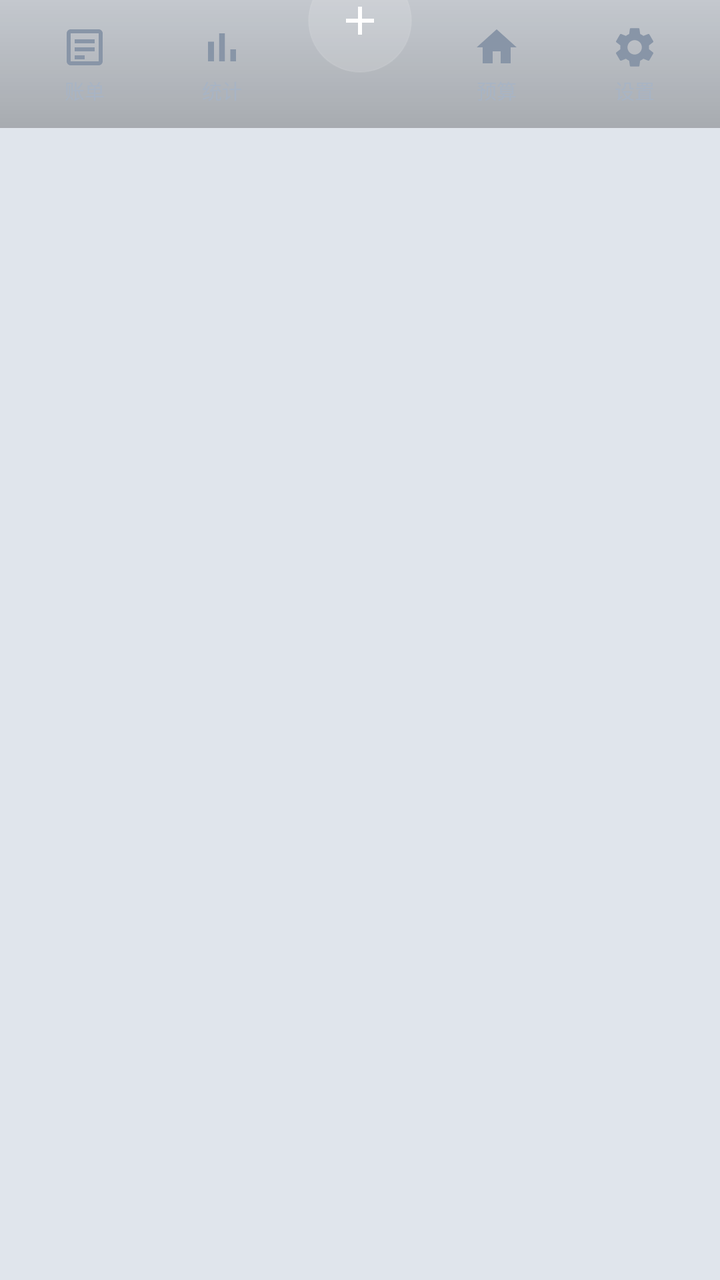
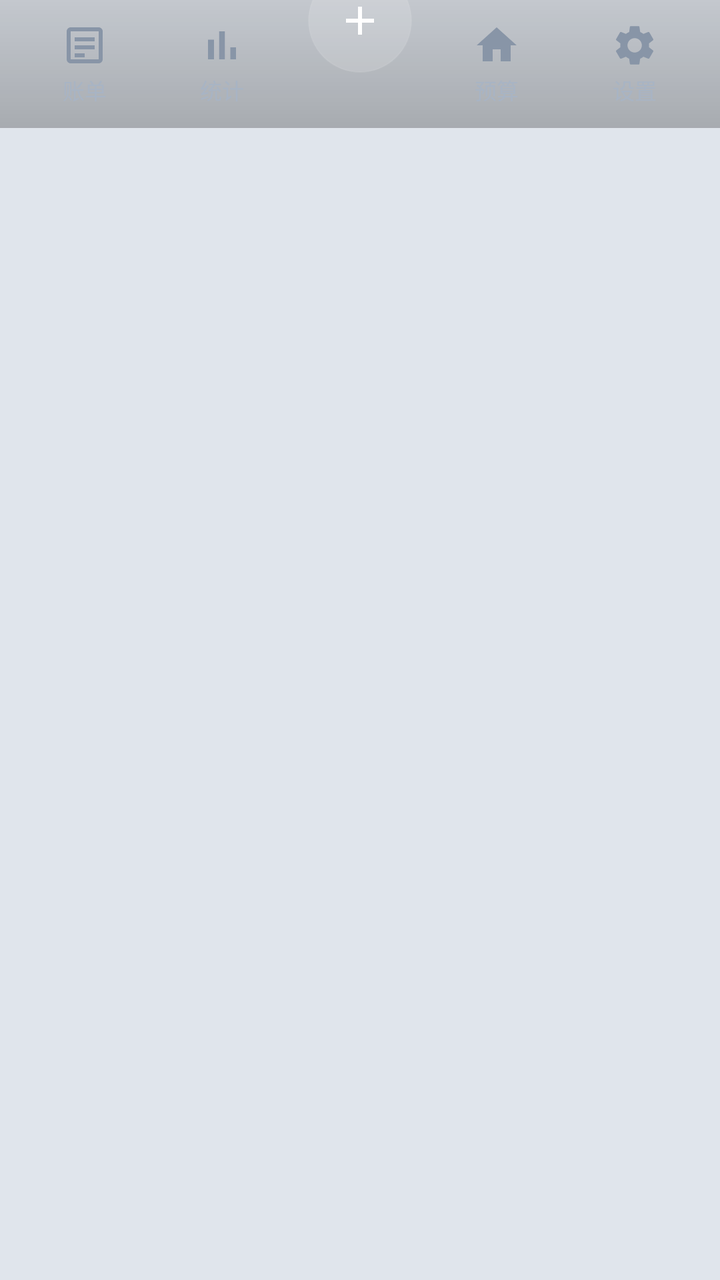

Two renders of the same Android screen: before a commit and after it. Below are the layout's source before the change and the commit's diff.
<!-- AndroidManifest.xml: application theme Theme.BillBook -->
<!-- res/layout/layout_bottom_nav.xml -->
<?xml version="1.0" encoding="utf-8"?>
<FrameLayout xmlns:android="http://schemas.android.com/apk/res/android"
    android:layout_width="match_parent"
    android:layout_height="wrap_content"
    android:clipChildren="false"
    android:clipToPadding="false">

    
    <LinearLayout
        android:id="@+id/bottomNavContainer"
        android:layout_width="match_parent"
        android:layout_height="@dimen/bottom_nav_height"
        android:background="@drawable/bg_nav_gradient"
        android:gravity="center_vertical"
        android:orientation="horizontal"
        android:paddingHorizontal="8dp"
        android:paddingTop="6dp"
        android:paddingBottom="6dp">

        
        <LinearLayout
            android:id="@+id/navItemBills"
            android:layout_width="0dp"
            android:layout_height="match_parent"
            android:layout_weight="1"
            android:gravity="center"
            android:orientation="vertical">

            <ImageView
                android:id="@+id/navIconBills"
                android:layout_width="24dp"
                android:layout_height="24dp"
                android:src="@drawable/selector_nav_bills" />

            <TextView
                android:id="@+id/navLabelBills"
                android:layout_width="wrap_content"
                android:layout_height="wrap_content"
                android:layout_marginTop="2dp"
                android:text="账单"
                android:textColor="@color/text_hint"
                android:textSize="10sp" />
        </LinearLayout>

        
        <LinearLayout
            android:id="@+id/navItemStats"
            android:layout_width="0dp"
            android:layout_height="match_parent"
            android:layout_weight="1"
            android:gravity="center"
            android:orientation="vertical">

            <ImageView
                android:id="@+id/navIconStats"
                android:layout_width="24dp"
                android:layout_height="24dp"
                android:src="@drawable/selector_nav_stats" />

            <TextView
                android:id="@+id/navLabelStats"
                android:layout_width="wrap_content"
                android:layout_height="wrap_content"
                android:layout_marginTop="2dp"
                android:text="统计"
                android:textColor="@color/text_hint"
                android:textSize="10sp" />
        </LinearLayout>

        
        <View
            android:layout_width="0dp"
            android:layout_height="match_parent"
            android:layout_weight="1" />

        
        <LinearLayout
            android:id="@+id/navItemBudget"
            android:layout_width="0dp"
            android:layout_height="match_parent"
            android:layout_weight="1"
            android:gravity="center"
            android:orientation="vertical">

            <ImageView
                android:id="@+id/navIconBudget"
                android:layout_width="24dp"
                android:layout_height="24dp"
                android:src="@drawable/ic_nav_home" />

            <TextView
                android:id="@+id/navLabelBudget"
                android:layout_width="wrap_content"
                android:layout_height="wrap_content"
                android:layout_marginTop="2dp"
                android:text="预算"
                android:textColor="@color/text_hint"
                android:textSize="10sp" />
        </LinearLayout>

        
        <LinearLayout
            android:id="@+id/navItemSettings"
            android:layout_width="0dp"
            android:layout_height="match_parent"
            android:layout_weight="1"
            android:gravity="center"
            android:orientation="vertical">

            <ImageView
                android:id="@+id/navIconSettings"
                android:layout_width="24dp"
                android:layout_height="24dp"
                android:src="@drawable/selector_nav_settings" />

            <TextView
                android:id="@+id/navLabelSettings"
                android:layout_width="wrap_content"
                android:layout_height="wrap_content"
                android:layout_marginTop="2dp"
                android:text="设置"
                android:textColor="@color/text_hint"
                android:textSize="10sp" />
        </LinearLayout>
    </LinearLayout>

    
    <FrameLayout
        android:id="@+id/fabAdd"
        android:layout_width="@dimen/fab_size"
        android:layout_height="@dimen/fab_size"
        android:layout_gravity="center_horizontal"
        android:layout_marginTop="-16dp"
        android:background="@drawable/bg_glass_fab"
        android:elevation="0dp">

        <ImageView
            android:layout_width="24dp"
            android:layout_height="24dp"
            android:layout_gravity="center"
            android:src="@drawable/ic_add"
            android:tint="@android:color/white" />
    </FrameLayout>
</FrameLayout>
<!-- resources referenced by this layout -->
<resources>
  <color name="text_hint">#A8B4C4</color>
  <dimen name="bottom_nav_height">64dp</dimen>
  <dimen name="fab_size">52dp</dimen>
  <!-- drawable bg_glass_fab (drawable) -->
  <?xml version="1.0" encoding="utf-8"?>
  <shape xmlns:android="http://schemas.android.com/apk/res/android"
      android:shape="oval">
      <solid android:color="#25FFFFFF" />
      <stroke android:width="0.5dp" android:color="#15FFFFFF" />
  </shape>
  <!-- drawable bg_nav_gradient (drawable) -->
  <?xml version="1.0" encoding="utf-8"?>
  <shape xmlns:android="http://schemas.android.com/apk/res/android"
      android:shape="rectangle">
      <gradient
          android:startColor="#20000000"
          android:endColor="#40000000"
          android:angle="270" />
  </shape>
  <!-- drawable ic_add (drawable) -->
  <vector xmlns:android="http://schemas.android.com/apk/res/android"
      android:width="24dp"
      android:height="24dp"
      android:viewportWidth="24"
      android:viewportHeight="24">
      <path
          android:fillColor="#FFFFFF"
          android:pathData="M19,13h-6v6h-2v-6H5v-2h6V5h2v6h6v2z" />
  </vector>
  <!-- drawable ic_nav_home (drawable) -->
  <vector xmlns:android="http://schemas.android.com/apk/res/android"
      android:width="24dp"
      android:height="24dp"
      android:viewportWidth="24"
      android:viewportHeight="24">
      <path
          android:fillColor="@color/text_secondary"
          android:pathData="M10,20v-6h4v6h5v-8h3L12,3 2,12h3v8z" />
  </vector>
  <!-- drawable selector_nav_bills (drawable) -->
  <?xml version="1.0" encoding="utf-8"?>
  <selector xmlns:android="http://schemas.android.com/apk/res/android">
      <item android:drawable="@drawable/ic_nav_bills_selected" android:state_checked="true" />
      <item android:drawable="@drawable/ic_nav_bills" />
  </selector>
  <!-- drawable selector_nav_settings (drawable) -->
  <?xml version="1.0" encoding="utf-8"?>
  <selector xmlns:android="http://schemas.android.com/apk/res/android">
      <item android:drawable="@drawable/ic_nav_settings_selected" android:state_checked="true" />
      <item android:drawable="@drawable/ic_nav_settings" />
  </selector>
  <!-- drawable selector_nav_stats (drawable) -->
  <?xml version="1.0" encoding="utf-8"?>
  <selector xmlns:android="http://schemas.android.com/apk/res/android">
      <item android:drawable="@drawable/ic_nav_stats_selected" android:state_checked="true" />
      <item android:drawable="@drawable/ic_nav_stats" />
  </selector>
  <color name="text_secondary">#8895A7</color>
  <!-- drawable ic_nav_bills (drawable) -->
  <vector xmlns:android="http://schemas.android.com/apk/res/android"
      android:width="24dp"
      android:height="24dp"
      android:viewportWidth="24"
      android:viewportHeight="24">
      <path
          android:fillColor="@color/text_secondary"
          android:pathData="M19,3H5C3.9,3 3,3.9 3,5v14c0,1.1 0.9,2 2,2h14c1.1,0 2,-0.9 2,-2V5C21,3.9 20.1,3 19,3zM19,19H5V5h14V19zM12,12h5v2h-5V12zM12,8h5v2h-5V8zM7,16h5v2H7V16zM7,12h5v2H7V12zM7,8h5v2H7V8z" />
  </vector>
  <!-- drawable ic_nav_stats_selected (drawable) -->
  <vector xmlns:android="http://schemas.android.com/apk/res/android"
      android:width="24dp"
      android:height="24dp"
      android:viewportWidth="24"
      android:viewportHeight="24">
      <path
          android:fillColor="@color/colorPrimary"
          android:pathData="M5,9.2h3V19H5V9.2zM10.6,5h2.8v14h-2.8V5zM16.2,13H19v6h-2.8V13z" />
  </vector>
  <!-- drawable ic_nav_stats (drawable) -->
  <vector xmlns:android="http://schemas.android.com/apk/res/android"
      android:width="24dp"
      android:height="24dp"
      android:viewportWidth="24"
      android:viewportHeight="24">
      <path
          android:fillColor="@color/text_secondary"
          android:pathData="M5,9.2h3V19H5V9.2zM10.6,5h2.8v14h-2.8V5zM16.2,13H19v6h-2.8V13z" />
  </vector>
  <color name="colorPrimary">#6B8DD6</color>
  <color name="colorPrimaryDark">#5A7BC8</color>
  <color name="colorAccent">#8BA7E8</color>
  <color name="bg_page">#E0E5EC</color>
  <!-- unchanged entries left out for length: 4 -->
</resources>

<!-- the commit's change to res/layout/layout_bottom_nav.xml (unified diff, before → after) -->
@@ -13,7 +13,7 @@
         android:background="@drawable/bg_nav_gradient"
         android:gravity="center_vertical"
         android:orientation="horizontal"
-        android:paddingHorizontal="8dp"
+        android:paddingHorizontal="@dimen/spacing_sm"
         android:paddingTop="6dp"
         android:paddingBottom="6dp">
 
@@ -39,7 +39,7 @@
                 android:layout_marginTop="2dp"
                 android:text="账单"
                 android:textColor="@color/text_hint"
-                android:textSize="10sp" />
+                android:textSize="@dimen/text_xs" />
         </LinearLayout>
 
         
@@ -64,7 +64,7 @@
                 android:layout_marginTop="2dp"
                 android:text="统计"
                 android:textColor="@color/text_hint"
-                android:textSize="10sp" />
+                android:textSize="@dimen/text_xs" />
         </LinearLayout>
 
         
@@ -95,7 +95,7 @@
                 android:layout_marginTop="2dp"
                 android:text="预算"
                 android:textColor="@color/text_hint"
-                android:textSize="10sp" />
+                android:textSize="@dimen/text_xs" />
         </LinearLayout>
 
         
@@ -120,7 +120,7 @@
                 android:layout_marginTop="2dp"
                 android:text="设置"
                 android:textColor="@color/text_hint"
-                android:textSize="10sp" />
+                android:textSize="@dimen/text_xs" />
         </LinearLayout>
     </LinearLayout>
 
<!-- resource entries referenced after the edit -->
@@ -3,6 +3,8 @@
   <color name="text_hint">#A8B4C4</color>
   <dimen name="bottom_nav_height">64dp</dimen>
   <dimen name="fab_size">52dp</dimen>
+  <dimen name="spacing_sm">8dp</dimen>
+  <dimen name="text_xs">11sp</dimen>
   <!-- drawable bg_glass_fab (drawable) -->
   <?xml version="1.0" encoding="utf-8"?>
   <shape xmlns:android="http://schemas.android.com/apk/res/android"
